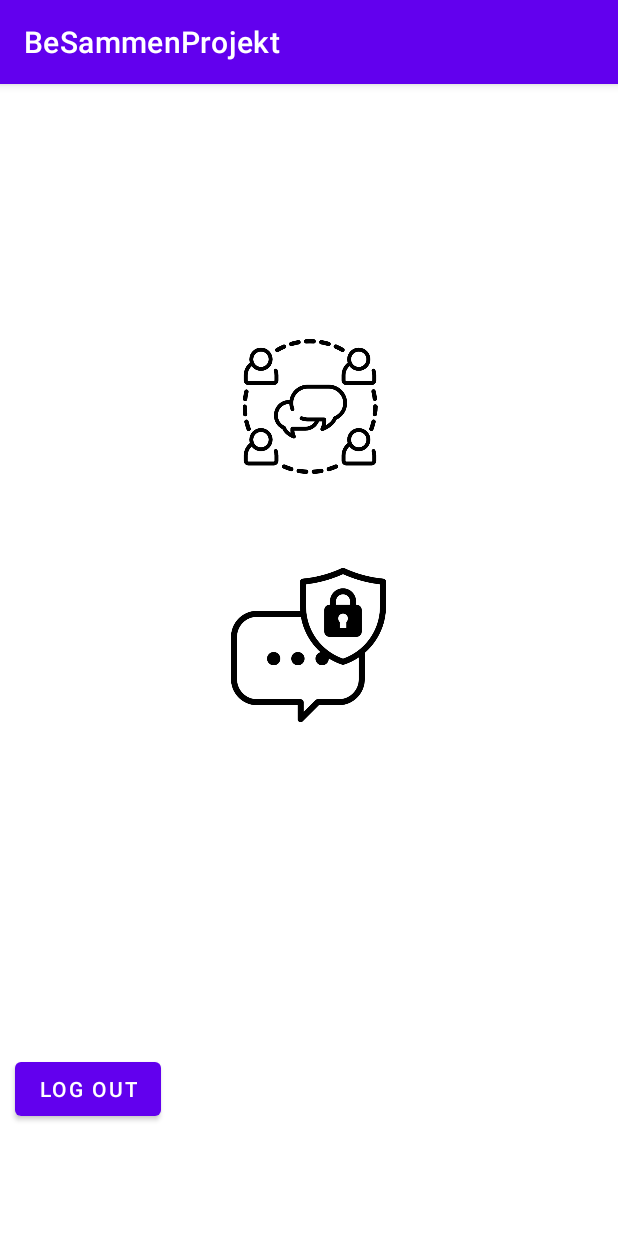
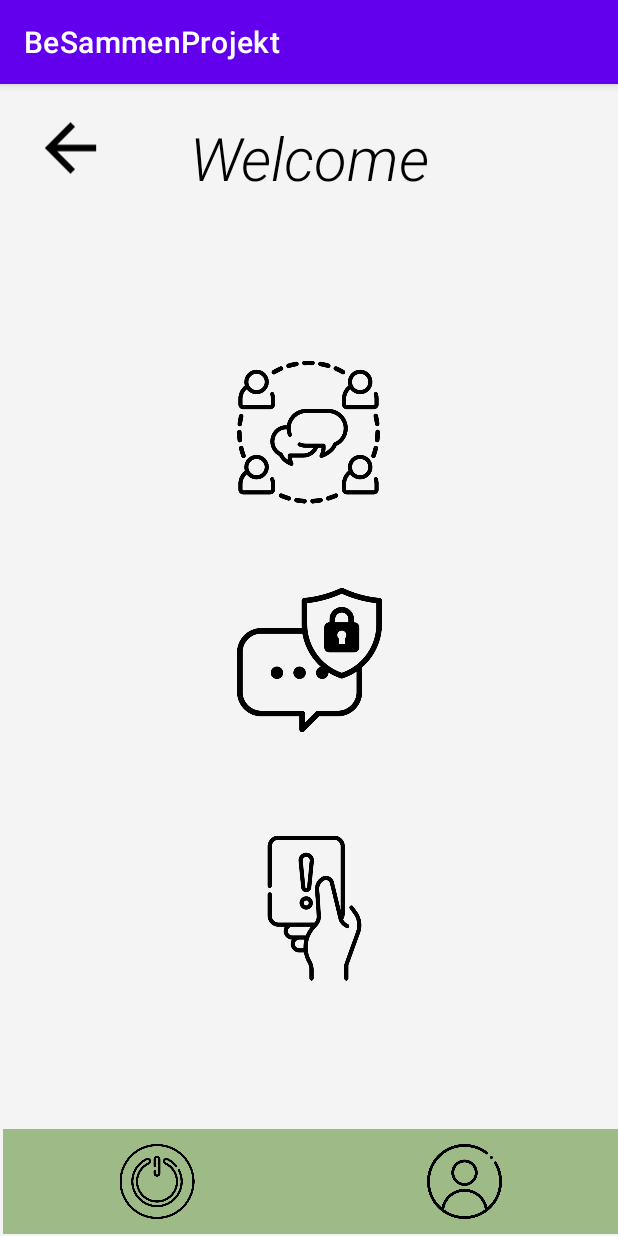
Before and after one commit to Alisashala/BeSammenProjekt, an Android app: the screen it shows after launch once a user with an empty profile is signed in (MainActivity), on a phone screen of 412 x 824 dp. Run offline under Robolectric (Android 15) with nearby library versions, the phone set to English and light mode, and no system bars; our stand-ins replace Firebase (no records; nobody signed in at launch, a user with empty details on screens opened directly).

Commit message:
#49 mainactivity design

```diff
--- a/app/src/main/AndroidManifest.xml
+++ b/app/src/main/AndroidManifest.xml
@@ -11,7 +11,9 @@
         android:supportsRtl="true"
         android:theme="@style/Theme.BeSammenProjekt"
         tools:targetApi="31">
-
+        <activity
+            android:name=".RulesAndInformation"
+            android:exported="false" />
         <activity
             android:name=".UserActivity"
             android:exported="false" />
@@ -27,9 +29,7 @@
         <activity
             android:name=".MainActivity"
             android:exported="false" />
-
-        <activity android:name="com.example.besammenprojekt.AgeActivity" />
-
+        <activity android:name=".AgeActivity" />
         <activity
             android:name=".SignUpActivity"
             android:exported="false" />
--- a/app/src/main/java/com/example/besammenprojekt/MainActivity.java
+++ b/app/src/main/java/com/example/besammenprojekt/MainActivity.java
@@ -1,5 +1,6 @@
 package com.example.besammenprojekt;
 import android.content.Intent;
+import android.media.Image;
 import android.os.Bundle;
 import android.view.View;
 import android.widget.Button;
@@ -32,7 +33,6 @@ public class MainActivity extends AppCompatActivity {
         username.setText(message);
 
         auth = FirebaseAuth.getInstance();
-        logOut = findViewById(R.id.logOut);
         textView = findViewById(R.id.userInfo);
         user = auth.getCurrentUser();
 
@@ -64,26 +64,39 @@ public class MainActivity extends AppCompatActivity {
             }
         });
 
-        logOut.setOnClickListener(new View.OnClickListener() {
+
+        ImageView signOutButton = findViewById(R.id.signOutButton);
+        signOutButton.setOnClickListener(new View.OnClickListener() {
             @Override
-            public void onClick(View v) {
+            public void onClick(View view) {
                 FirebaseAuth.getInstance().signOut();
-                Intent intent = new Intent(getApplicationContext(), LoginActivity.class);
-                startActivity(intent);
+                Intent intentToLoginActivity = new Intent(getApplicationContext(), LoginActivity.class);
+                startActivity(intentToLoginActivity);
                 finish();
 
             }
         });
 
+        ImageView profileButton = findViewById(R.id.profileButton);
+        profileButton.setOnClickListener(new View.OnClickListener() {
+            @Override
+            public void onClick(View view) {
+                // intent til profiloplysninger
+            }
+        });
 
-
-
-
+        ImageView rulesAndInformation = findViewById(R.id.rulesAndInformation);
+        rulesAndInformation.setOnClickListener(new View.OnClickListener() {
+            @Override
+            public void onClick(View view) {
+            Intent intentToRulesAndInformation = new Intent(getApplicationContext(), RulesAndInformation.class);
+            startActivity(intentToRulesAndInformation);
+            finish();
+            }
+        });
 
 
 
     }
 
-
-
 }
--- /dev/null
+++ b/app/src/main/java/com/example/besammenprojekt/RulesAndInformation.java
@@ -0,0 +1,14 @@
+package com.example.besammenprojekt;
+
+import androidx.appcompat.app.AppCompatActivity;
+
+import android.os.Bundle;
+
+public class RulesAndInformation extends AppCompatActivity {
+
+    @Override
+    protected void onCreate(Bundle savedInstanceState) {
+        super.onCreate(savedInstanceState);
+        setContentView(R.layout.activity_rules_and_information);
+    }
+}
--- a/app/src/main/res/layout/activity_main.xml
+++ b/app/src/main/res/layout/activity_main.xml
@@ -1,55 +1,132 @@
 <?xml version="1.0" encoding="utf-8"?>
 <RelativeLayout xmlns:android="http://schemas.android.com/apk/res/android"
     xmlns:app="http://schemas.android.com/apk/res-auto"
+    android:name=".MainActivity"
     android:layout_width="match_parent"
     android:layout_height="match_parent"
-    android:name=".MainActivity" >
+    android:background="#F5F4F4">
 
     <TextView
         android:id="@+id/userInfo"
-        android:layout_width="wrap_content"
-        android:layout_height="wrap_content"
+        android:layout_width="153dp"
+        android:layout_height="53dp"
+        android:layout_centerHorizontal="true"
+        android:layout_marginTop="80dp"
         android:text="User"
-        android:textSize="24sp"
-        android:layout_marginTop="40dp"
-        android:layout_centerHorizontal="true" />
-
-    <Button
-        android:id="@+id/logOut"
-        android:layout_width="wrap_content"
-        android:layout_height="wrap_content"
-        android:layout_alignParentStart="true"
-        android:layout_alignParentTop="true"
-        android:layout_marginStart="10dp"
-        android:layout_marginTop="646dp"
-        android:text="Log out" />
+        android:textAlignment="center"
+        android:textColor="#9DBA87"
+        android:textSize="28sp" />
 
     <ImageView
         android:id="@+id/privateChat"
-        android:layout_width="103dp"
-        android:layout_height="90dp"
-        android:layout_below="@+id/groupChat"
+        android:layout_width="150dp"
+        android:layout_height="100dp"
         android:layout_alignParentStart="true"
-        android:layout_alignParentBottom="true"
+        android:layout_alignParentEnd="true"
         android:layout_centerInParent="true"
-        android:layout_marginStart="154dp"
-        android:layout_marginTop="50dp"
-        android:layout_marginBottom="330dp"
+        android:layout_marginStart="158dp"
+        android:layout_marginEnd="157dp"
+        android:layout_marginBottom="340dp"
+        android:contentDescription="Profile Button"
         android:onClick="privateChat"
         app:srcCompat="@drawable/chatting" />
 
     <ImageView
         android:id="@+id/groupChat"
-        android:layout_width="103dp"
-        android:layout_height="90dp"
+        android:layout_width="95dp"
+        android:layout_height="96dp"
+        android:layout_alignParentTop="true"
+        android:layout_centerHorizontal="true"
+        android:layout_marginTop="184dp"
+        android:contentDescription="Profile Button"
+        android:onClick="groupChat"
+        app:srcCompat="@drawable/group__1_" />
+
+    <View
+        android:id="@+id/viewBackground2"
+        android:layout_width="match_parent"
+        android:layout_height="0dp"
+        android:layout_marginBottom="20dp"
+        android:background="@drawable/background_content"
+        app:layout_constraintTop_toTopOf="parent" />
+
+    <androidx.appcompat.widget.AppCompatImageView
+        android:id="@+id/backButton"
+        android:layout_width="62dp"
+        android:layout_height="65dp"
+        android:layout_marginStart="16dp"
+        android:layout_marginLeft="16dp"
+        android:layout_marginTop="10dp"
+        android:padding="5dp"
+        android:src="@drawable/back_icon"
+        app:layout_constraintStart_toStartOf="parent"
+        app:layout_constraintTop_toTopOf="parent" />
+
+
+    <LinearLayout
+        android:id="@+id/bottomBar"
+        android:layout_width="match_parent"
+        android:layout_height="70dp"
         android:layout_alignParentStart="true"
+        android:layout_alignParentBottom="true"
+        android:layout_marginStart="2dp"
+        android:layout_marginBottom="1dp"
+        android:background="#9DBA87"
+        android:gravity="center"
+        android:orientation="horizontal">
+
+        <ImageView
+            android:id="@+id/signOutButton"
+            android:layout_width="1dp"
+            android:layout_height="50dp"
+            android:layout_alignParentBottom="true"
+            android:layout_centerHorizontal="true"
+            android:layout_weight="1"
+            android:onClick="signOutButton"
+            app:srcCompat="@drawable/off_button"
+            android:contentDescription="Sign out Button" />
+
+        <ImageView
+            android:id="@+id/profileButton"
+            android:layout_width="0dp"
+            android:layout_height="50dp"
+            android:layout_alignParentBottom="true"
+            android:layout_centerHorizontal="true"
+            android:layout_weight="1"
+            android:onClick="profileButton"
+            app:srcCompat="@drawable/user"
+            android:contentDescription="Profile Button" />
+    </LinearLayout>
+
+    <ImageView
+        android:id="@+id/rulesAndInformation"
+        android:layout_width="150dp"
+        android:layout_height="100dp"
+        android:layout_above="@+id/bottomBar"
+        android:layout_alignParentStart="true"
+        android:layout_alignParentEnd="true"
+        android:layout_centerHorizontal="true"
+        android:layout_marginStart="161dp"
+        android:layout_marginTop="200dp"
+        android:layout_marginEnd="154dp"
+        android:layout_marginBottom="97dp"
+        android:contentDescription="rules and information button"
+        android:onClick="rulesAndInformation"
+        app:srcCompat="@drawable/yellow_card" />
+
+    <TextView
+        android:id="@+id/welcomeText"
+        android:layout_width="241dp"
+        android:layout_height="wrap_content"
         android:layout_alignParentTop="true"
-        android:layout_alignParentEnd="true"
-        android:onClick="groupChat"
-        android:layout_marginStart="155dp"
-        android:layout_marginTop="170dp"
-        android:layout_marginEnd="154dp"
-        app:srcCompat="@drawable/group__1_" />
+        android:layout_centerHorizontal="true"
+        android:layout_marginTop="22dp"
+        android:fontFamily="sans-serif-light"
+        android:text="Welcome"
+        android:textAlignment="center"
+        android:textColor="@color/black"
+        android:textSize="40sp"
+        android:textStyle="italic" />
 
 
 </RelativeLayout>
--- /dev/null
+++ b/app/src/main/res/layout/activity_rules_and_information.xml
@@ -0,0 +1,9 @@
+<?xml version="1.0" encoding="utf-8"?>
+<androidx.constraintlayout.widget.ConstraintLayout xmlns:android="http://schemas.android.com/apk/res/android"
+    xmlns:app="http://schemas.android.com/apk/res-auto"
+    xmlns:tools="http://schemas.android.com/tools"
+    android:layout_width="match_parent"
+    android:layout_height="match_parent"
+    tools:context=".RulesAndInformation">
+
+</androidx.constraintlayout.widget.ConstraintLayout>
```
Also changed, not shown: app/src/main/res/drawable/home.png (added), app/src/main/res/drawable/imageedit_2_5191851524.png (added), app/src/main/res/drawable/off_button.png (added), app/src/main/res/drawable/user.png (added), app/src/main/res/drawable/yellow_card.png (added).
